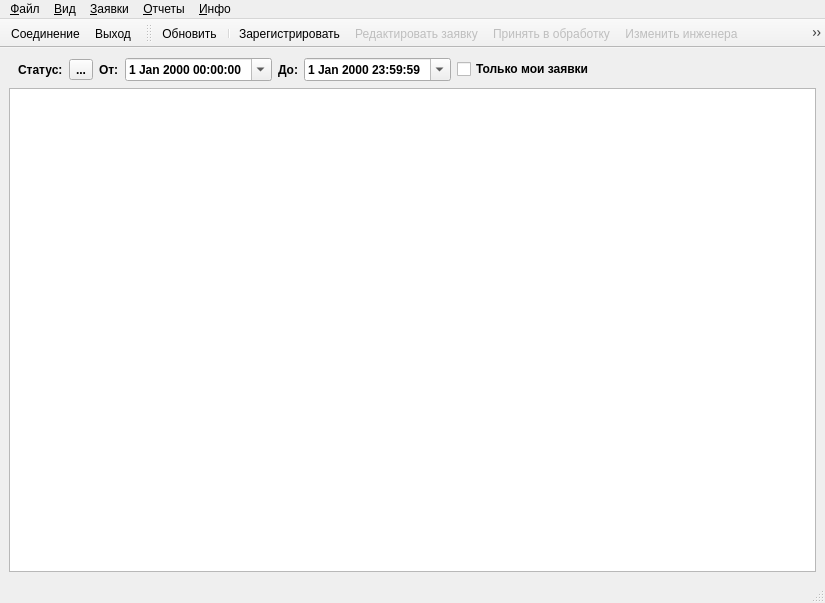
This is Application/ui/mainwindow.ui in VladimirChotiy/sos_orders as Qt 5 draws it before an edit. The edited form follows.
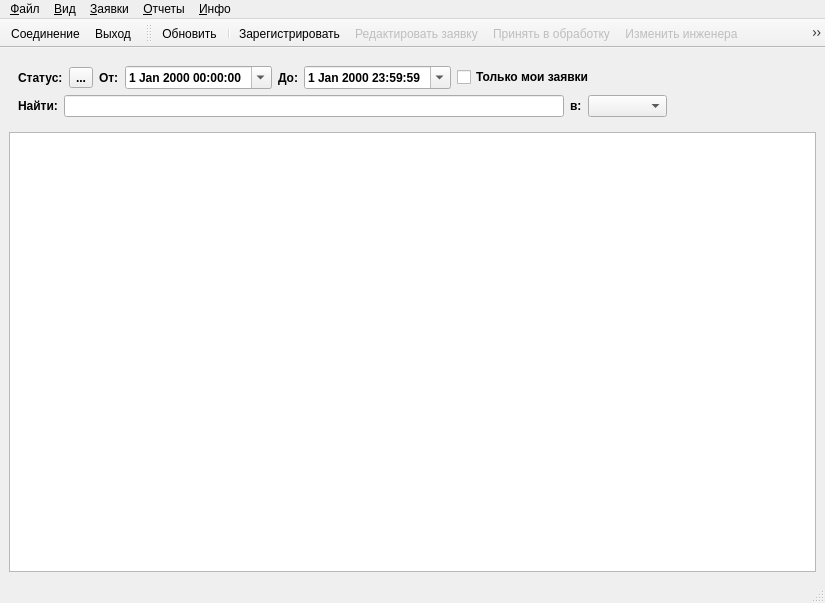
This is the edited form. Icons and pictures are not drawn.

The edit to the form file:
```diff
--- a/Application/ui/mainwindow.ui
+++ b/Application/ui/mainwindow.ui
@@ -27,7 +27,7 @@
    <property name="autoFillBackground">
     <bool>false</bool>
    </property>
-   <layout class="QVBoxLayout" name="verticalLayout">
+   <layout class="QVBoxLayout" name="verticalLayout_2">
     <item>
      <widget class="QWidget" name="filter_Widget" native="true">
       <property name="font">
@@ -37,13 +37,9 @@
         <bold>true</bold>
        </font>
       </property>
-      <layout class="QHBoxLayout" name="horizontalLayout">
-       <property name="topMargin">
-        <number>1</number>
-       </property>
-       <property name="bottomMargin">
-        <number>1</number>
-       </property>
+      <layout class="QVBoxLayout" name="verticalLayout">
+       <item>
+        <layout class="QHBoxLayout" name="filterLayout">
        <item>
         <widget class="QLabel" name="lbl_fStatus">
          <property name="text">
@@ -140,6 +136,55 @@
           </size>
          </property>
         </spacer>
+         </item>
+        </layout>
+       </item>
+       <item>
+        <layout class="QHBoxLayout" name="searchLayout" stretch="0,1,0,0,0">
+         <item>
+          <widget class="QLabel" name="lbl_fSearch">
+           <property name="text">
+            <string>Найти:</string>
+           </property>
+          </widget>
+         </item>
+         <item>
+          <widget class="QLineEdit" name="ed_fRegExp"/>
+         </item>
+         <item>
+          <widget class="QLabel" name="lbl_fColumns">
+           <property name="text">
+            <string>в:</string>
+           </property>
+          </widget>
+         </item>
+         <item>
+          <widget class="QComboBox" name="comboBox">
+           <property name="sizePolicy">
+            <sizepolicy hsizetype="Preferred" vsizetype="Fixed">
+             <horstretch>0</horstretch>
+             <verstretch>0</verstretch>
+            </sizepolicy>
+           </property>
+          </widget>
+         </item>
+         <item>
+          <spacer name="spacer_Filter_2">
+           <property name="orientation">
+            <enum>Qt::Horizontal</enum>
+           </property>
+           <property name="sizeType">
+            <enum>QSizePolicy::MinimumExpanding</enum>
+           </property>
+           <property name="sizeHint" stdset="0">
+            <size>
+             <width>140</width>
+             <height>20</height>
+            </size>
+           </property>
+          </spacer>
+         </item>
+        </layout>
        </item>
       </layout>
      </widget>
```
Lines whose indentation alone changed are shown as unchanged.
